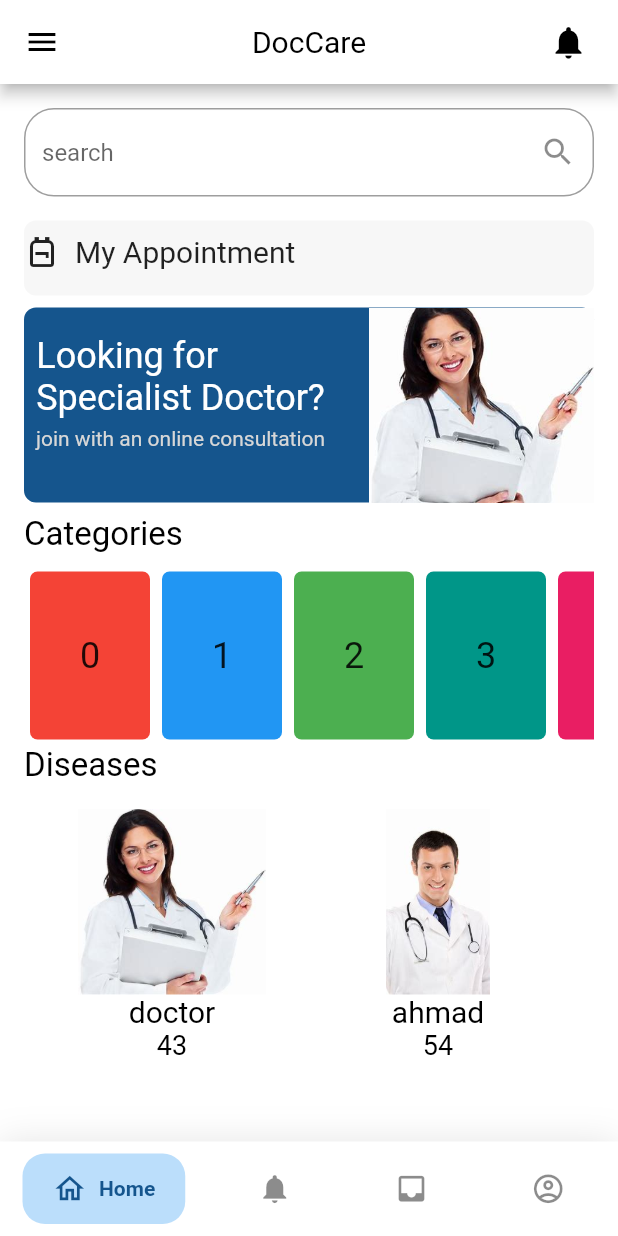
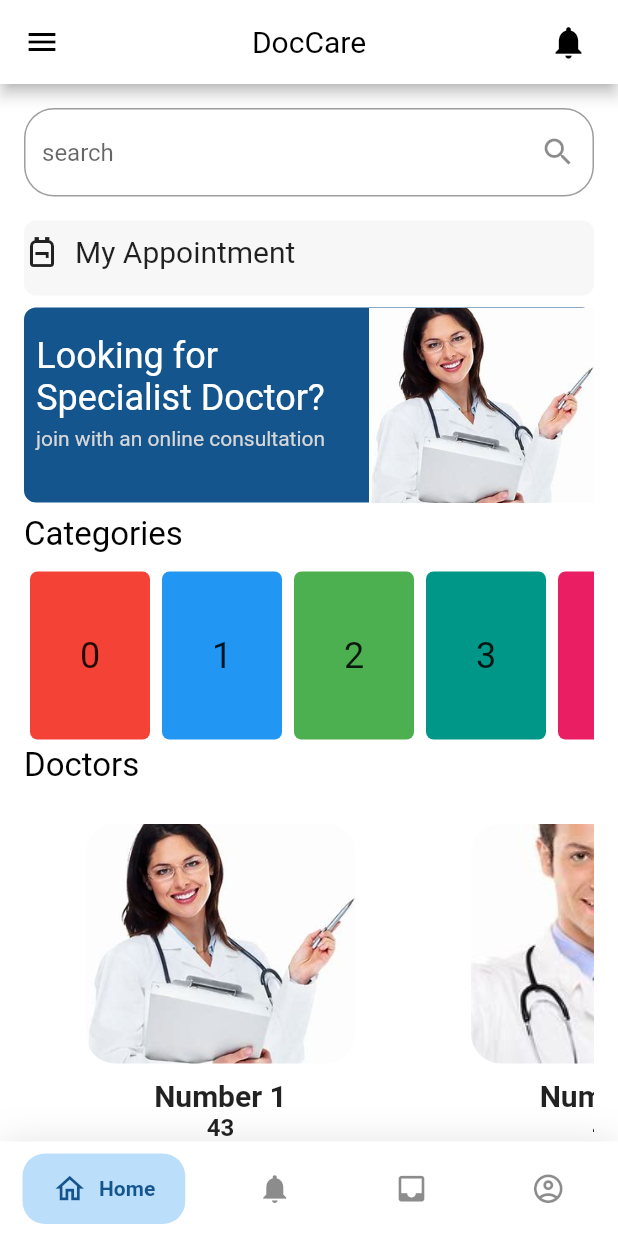
Before and after one commit to Uzair76/doctor_app, a Flutter app: the screen it shows after launch, on a phone screen of 412 x 824 dp. Run offline on Flutter 3.47's test engine with Material 2 defaults, Android fonts, the phone set to English and light mode, and no system bars; drawn by our look-alikes of google_nav_bar; our stand-ins replace fluttertoast.

Commit message:
updated succes

```diff
--- a/lib/utils/components/routes/routes.dart
+++ b/lib/utils/components/routes/routes.dart
@@ -1,5 +1,6 @@
 import 'package:doctor_app/utils/components/routes/routes_name.dart';
 import 'package:doctor_app/view/home_screen.dart';
+import 'package:doctor_app/view/screens/doctor_screen.dart';
 import 'package:flutter/cupertino.dart';
 import 'package:flutter/material.dart';
 import '../bottom_nav_bar.dart';
@@ -12,11 +13,13 @@ class Routes {
     //route for Home Screen
       case RouteName.homePage:
         return MaterialPageRoute(builder: (_) => const HomeScreen());
-
     //route for Bottom Navigation Bar
       case RouteName.BottomNavi:
         return MaterialPageRoute(builder: (_) => const BottomNavBar());
 
+      //
+      // case RouteName.DoctorsScreen:
+      //   return MaterialPageRoute(builder: (_) =>  DoctorsScreen(CardItem: Card));
 
 
     //Statement to show as default route
--- a/lib/utils/components/routes/routes_name.dart
+++ b/lib/utils/components/routes/routes_name.dart
@@ -5,6 +5,8 @@ class RouteName {
 
   //route for Bottom Navigation Bar
   static const String BottomNavi = 'Bottom_Navi';
+  static const String DoctorsScreen = 'Doctor_screen';
+
 
 
 
--- a/lib/view/home_screen.dart
+++ b/lib/view/home_screen.dart
@@ -1,12 +1,15 @@
+
 import 'package:doctor_app/constant/App_Colors.dart';
-import 'package:doctor_app/utils/components/custom_round_button.dart';
-import 'package:doctor_app/view/screens/account.dart';
+import 'package:doctor_app/utils/components/routes/routes_name.dart';
+
+import 'package:doctor_app/view/screens/doctor_screen.dart';
 import 'package:doctor_app/view/screens/inbox.dart';
 import 'package:doctor_app/view/screens/notification.dart';
 import 'package:flutter/material.dart';
 
 import '../constant/doctors_slider.dart';
 import '../constant/images_constant.dart';
+import '../view_modal/home_modal.dart';
 
 class HomeScreen extends StatefulWidget {
   const HomeScreen({super.key});
@@ -146,7 +149,7 @@ class _HomeScreenState extends State<HomeScreen> {
               ),
              CustomList(),
               const Text(
-                "Diseases",
+                "Doctors",
                 style: TextStyle(
                   color: AppColors.kPrimaryTextBlackColor,
                   fontSize: 22,
@@ -214,89 +217,110 @@ class CustomList extends StatelessWidget {
 class CustomSlider extends StatelessWidget {
 
    CustomSlider({super.key});
- List<CardItem> items=[
-   const CardItem(
-     AssetImage: ImagesConst.ksliderimg1,
-     title: 'doctor',
-     subtitle: '43'
-   ),
 
-   CardItem(
-       AssetImage: ImagesConst.ksliderimg2,
-       title: 'ahmad',
-       subtitle: '54'
-   ),
-
-   CardItem(
-       AssetImage: ImagesConst.ksliderimg3,
-       title: 'khani',
-       subtitle: '54'
-   ),
-
-   CardItem(
-       AssetImage: ImagesConst.ksliderimg4,
-       title: 'Axis',
-       subtitle: '45'
-   ),
-   CardItem(
-       AssetImage: ImagesConst.ksliderimg5,
-       title: 'feroz',
-       subtitle: '32'
-   ),
- ];
 
   @override
   Widget build(BuildContext context) {
     return Container(
-      height: 200,
+      height: 300.0,
       child: ListView.separated(
         padding: EdgeInsets.all(16),
+
         scrollDirection: Axis.horizontal,
-          itemCount: items.length,
+          itemCount: destinations.length,
           separatorBuilder: (context,_)=>SizedBox(width: 12,),
-          itemBuilder: (context,index)=>buildCard(items: items[index]),
+          itemBuilder: (BuildContext context,int index){
+            Popular populars = destinations[index];
+            return GestureDetector(
+              onTap: () => Navigator.push(
+                context,
+                MaterialPageRoute(
+                  builder: (_) => DoctorsScreen(Popular: populars),
                 ),
-    );
-  }
-  Widget buildCard(
-   {required CardItem items}
-      )=>Container(
-    height: 256,
-
+              ),
+              child: Container(
+                margin: const EdgeInsets.only(right: 15),
+                width: 230,
+                //color: Colors.red,
+                child: Container(
+                  width: 230,
+                  height: 200,
+                  decoration: BoxDecoration(
+                      borderRadius: BorderRadius.circular(10.0)),
                   child: Column(
                     children: [
-        Expanded(child: AspectRatio(
-            aspectRatio: 4/3,
+                      Hero(
+                        // for animation of image to next screen
+                        tag: populars.imageUrl,
                         child: ClipRRect(
-                borderRadius: BorderRadius.circular(20),
-                child: Image.asset(items.AssetImage)))),
-        Text(
-          items.title,style: TextStyle(
-          fontSize: 20,color: AppColors.kPrimaryTextBlackColor
+                          borderRadius: BorderRadius.circular(20.0),
+                          child: Padding(
+                            padding: const EdgeInsets.all(10),
+                            child: ClipRRect(
+                              borderRadius: BorderRadius.circular(20.0),
+                              child: Image(
+                                height: 160.0,
+                                width: 180.0,
+                                image: AssetImage(populars.imageUrl),
+                                fit: BoxFit.cover,
+                              ),
+                            ),
+                          ),
+                        ),
+                      ),
+                      Text(populars.title,style: TextStyle(fontSize: 20,fontWeight: FontWeight.bold),),
+                      Text(populars.subtitle,style: TextStyle(fontSize: 16,fontWeight: FontWeight.bold),),
+                    ],
                   ),
 
                 ),
-   Text(
-   items.subtitle,style: TextStyle(
-   fontSize: 18,color: AppColors.kPrimaryTextBlackColor
+
               ),
-   )
-      ],
+            );
+
+          }
      ),
+    );
+  }}
+//   Widget buildCard(
+//    {required CardItem item}
+//       )=>Container(
+//     height: 256,
+//      child: Column(
+//       children: [
+//         Expanded(child: AspectRatio(
+//             aspectRatio: 4/3,
+//             child: ClipRRect(
+//                 borderRadius: BorderRadius.circular(20),
+//                 child: Material(
+//                   child: Builder(
+//                     builder: (context)=>Ink.image(
+//                     image: AssetImage(ImagesConst.ksliderimg3),
+//                   child: InkWell(
+//                     onTap: (){
+//                       Navigator.of(context).push(MaterialPageRoute(builder: (context)=>DoctorsScreen(items: item)));
+//                     },
+//                   ),),)
+//                 )
+//             ))),
+//         Text(
+//           item.title,style: TextStyle(
+//           fontSize: 20,color: AppColors.kPrimaryTextBlackColor
+//         ),
+//
+//         ),
+//    Text(
+//    item.subtitle,style: TextStyle(
+//    fontSize: 18,color: AppColors.kPrimaryTextBlackColor
+//    ),
+//    )
+//         ],
+//     ),
+//
+//   );
+// }
 
-  );
-}
 
-class CardItem {
-  final String AssetImage;
-  final String title;
-  final String subtitle;
-  const CardItem({
-    required this.AssetImage,
-    required this.title,
-    required this.subtitle
-});
-}
 
 
 
--- /dev/null
+++ b/lib/view_modal/home_modal.dart
@@ -0,0 +1,81 @@
+import '../constant/images_constant.dart';
+// class items {
+//   final String AssetImage;
+//   final String title;
+//   final String subtitle;
+//   const CardItem({
+//     required this.AssetImage,
+//     required this.title,
+//     required this.subtitle
+//   });
+// }
+//
+// List<CardItem> items=[
+//   const CardItem(
+//       AssetImage: 'ImagesConst.ksliderimg1',
+//       title: 'doctor',
+//       subtitle: '43'
+//   ),
+
+
+
+class Popular {
+  String imageUrl;
+  String title;
+  String subtitle;
+
+  //List<Activity> activities;
+
+  Popular({
+    required this.imageUrl,
+    required this.title,
+    required this.subtitle,
+
+  });
+}
+
+//destination data
+List<Popular> destinations = [
+  Popular(
+    imageUrl: ImagesConst.ksliderimg1,
+    title: 'Number 1',
+    subtitle: '43',
+
+  ),
+  Popular(
+    imageUrl: ImagesConst.ksliderimg2,
+    title: 'Number 2',
+    subtitle: '43',
+
+  ),
+  Popular(
+    imageUrl: ImagesConst.ksliderimg3,
+    title: 'Number 3',
+    subtitle: '43',
+
+  ),
+  Popular(
+    imageUrl: ImagesConst.ksliderimg4,
+    title: 'Number 4',
+    subtitle: '43',
+
+  ),
+  Popular(
+    imageUrl: ImagesConst.ksliderimg5,
+    title: 'Number 5',
+    subtitle: '43',
+
+  ),
+  Popular(
+    imageUrl: ImagesConst.ksliderimg4,
+    title: 'Number 6',
+    subtitle: '43',
+
+  ),
+  Popular(
+    imageUrl: ImagesConst.ksliderimg5,
+    title: 'Number 7',
+    subtitle: '43',
+
+  ),
+];
```
Also changed, not shown: lib/view/screens/doctor_screen.dart (added, +100 -0 lines). Lines whose indentation alone changed are shown as unchanged.
